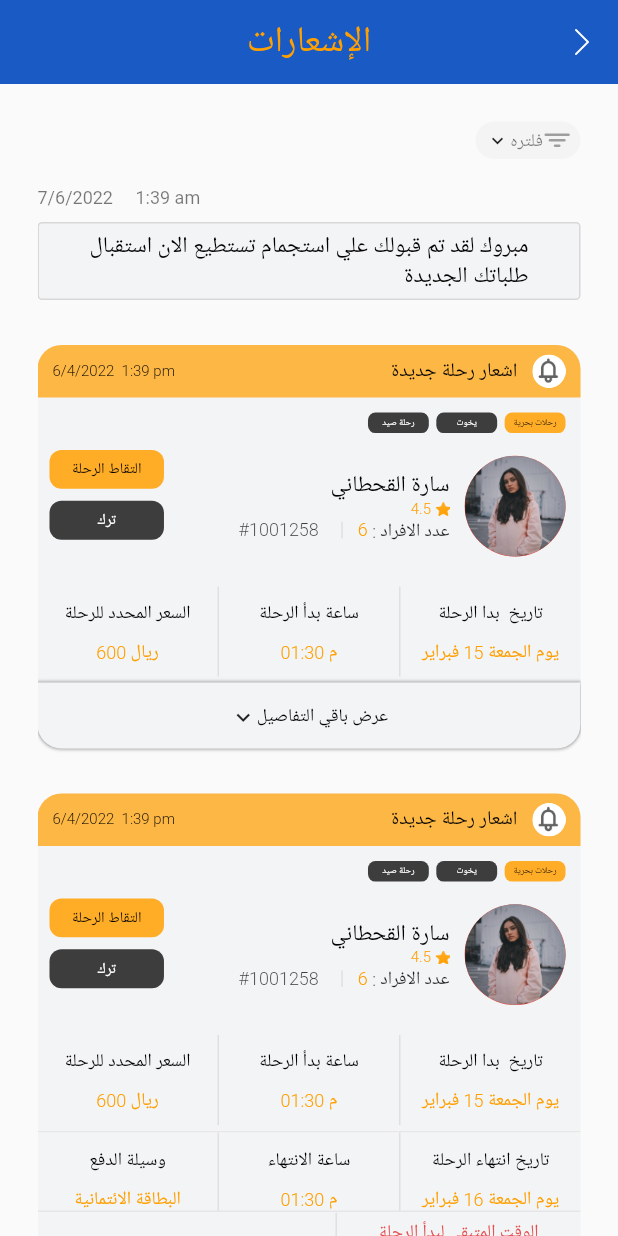
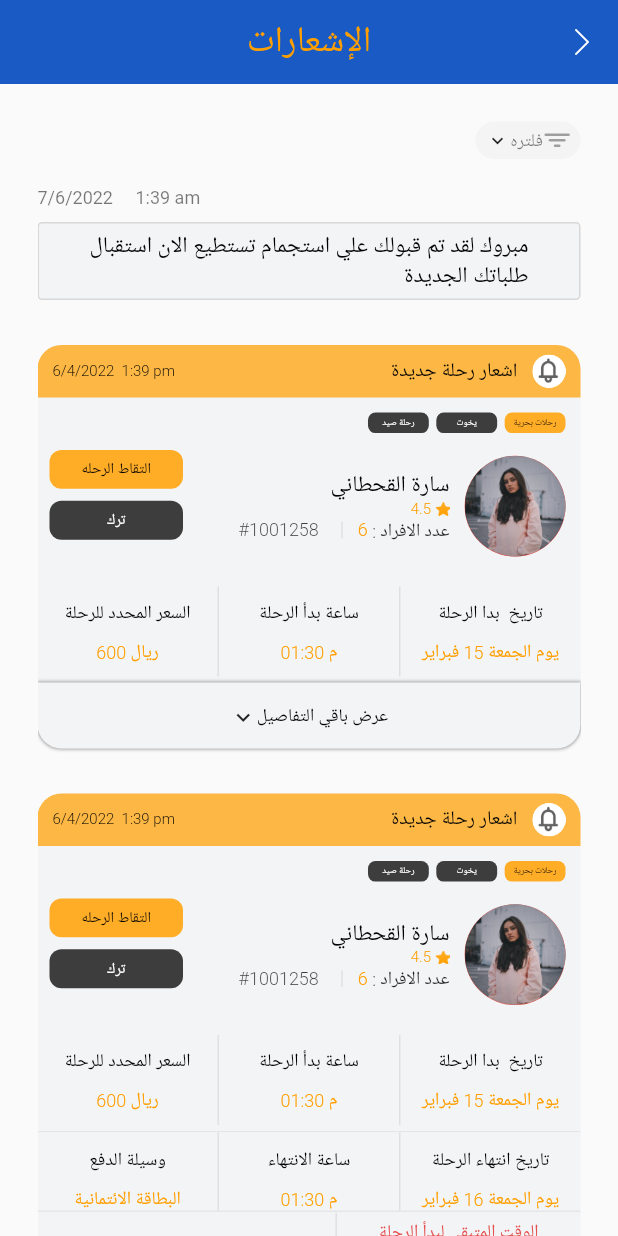
Before and after one commit to shymaa-elfadly/estgmam, a Flutter app: the screen it shows after launch, after a tap on "عرض باقي التفاصيل", on a phone screen of 412 x 824 dp. Run offline on Flutter 3.47's test engine with Material 2 defaults, Android fonts, the phone set to English and light mode, and no system bars; our stand-ins replace percent_indicator, step_progress_indicator; Roboto replaces fonts that are missing (CoconÆ Next Arabic).

Commit message:
first commit

```diff
--- a/lib/screens/screen_8.dart
+++ b/lib/screens/screen_8.dart
@@ -469,41 +469,11 @@ class _new_notificationState extends State<new_notification> {
                     padding: const EdgeInsets.only(left: 8,),
                     child: Column(
                       children: [
-                        Container(
-                          width: 76.31,
-                          height: 25.94,
-                          decoration: BoxDecoration(
-                              color: Color(0xffFFAC26),
-                              borderRadius: BorderRadius.circular(8)),
-                          child: Center(
-                            child: Text("التقاط الرحلة",
-                                style: TextStyle(
-                                  color: Colors.black,
-                                  fontSize: 10,
-                                  fontFamily: "CoconÆ Next Arabic",
-                                  fontWeight: FontWeight.w300,
-                                )),
-                          ),
-                        ),
+                        button_(background_color: Color(0xffFFAC26),text:"التقاط الرحله",onpressed: (){},font_color: Colors.black, ),
                         SizedBox(
                           height: 8,
                         ),
-                        Container(
-                          width: 76.31,
-                          height: 25.94,
-                          decoration: BoxDecoration(
-                              color: Color(0xbf000000),
-                              borderRadius: BorderRadius.circular(8)),
-                          child: Center(
-                            child: Text("ترك",
-                                style: TextStyle(
-                                  color: Colors.white,
-                                  fontSize: 10,
-                                  fontFamily: "CoconÆ Next Arabic",
-                                  fontWeight: FontWeight.w300,
-                                )),
-                          ),
-                        ),
+                        button_(background_color: Color(0xbf000000),text:"ترك",onpressed: (){},font_color: Colors.white, ),
                       ],
                     ),
                   ),
@@ -1184,41 +1154,12 @@ class flight_cancellation extends StatelessWidget {
                     padding: const EdgeInsets.only(left: 8,),
                     child: Column(
                       children: [
-                        Container(
-                          width: 76.31,
-                          height: 25.94,
-                          decoration: BoxDecoration(
-                              color: Color.fromRGBO(115, 220, 122, 30),
-                              borderRadius: BorderRadius.circular(8)),
-                          child: Center(
-                            child: Text("تم الالتقاط",
-                                style: TextStyle(
-                                  color: Colors.black,
-                                  fontSize: 10,
-                                  fontFamily: "CoconÆ Next Arabic",
-                                  fontWeight: FontWeight.w300,
-                                )),
-                          ),
-                        ),
+                        button_(background_color: Color.fromRGBO(115, 220, 122, 30),text:"تم الالتقاط",onpressed: (){},font_color: Colors.black, ),
+
                         SizedBox(
                           height: 8,
                         ),
-                        Container(
-                          width: 76.31,
-                          height: 25.94,
-                          decoration: BoxDecoration(
-                              color: Color(0xbf000000),
-                              borderRadius: BorderRadius.circular(8)),
-                          child: Center(
-                            child: Text("إلغاء الرحله",
-                                style: TextStyle(
-                                  color: Colors.white,
-                                  fontSize: 10,
-                                  fontFamily: "CoconÆ Next Arabic",
-                                  fontWeight: FontWeight.w300,
-                                )),
-                          ),
-                        ),
+                        button_(background_color: Color(0xbf000000),text:"الغاء الرحله",onpressed: (){},font_color: Colors.white, ),
                       ],
                     ),
                   ),
@@ -1552,22 +1493,7 @@ class new_review extends StatelessWidget {
                     SizedBox(
                       height: 8,
                     ),
-                    Container(
-                      width: 76.31,
-                      height: 25.94,
-                      decoration: BoxDecoration(
-                          color: Color(0xbf000000),
-                          borderRadius: BorderRadius.circular(8)),
-                      child: Center(
-                        child: Text("عرض التقييم",
-                            style: TextStyle(
-                              color: Colors.white,
-                              fontSize: 10,
-                              fontFamily: "CoconÆ Next Arabic",
-                              fontWeight: FontWeight.w300,
-                            )),
-                      ),
-                    ),
+                    button_(background_color: Color(0xbf000000),text:"عرض التقييم",onpressed: (){},font_color: Colors.white, ),
                   ],
                 ),
               ),
@@ -1818,41 +1744,12 @@ class done_send_travil extends StatelessWidget {
                     padding: const EdgeInsets.only(left: 8,),
                     child: Column(
                       children: [
-                        Container(
-                          width: 76.31,
-                          height: 25.94,
-                          decoration: BoxDecoration(
-                              color: Color(0xffFFAC26),
-                              borderRadius: BorderRadius.circular(8)),
-                          child: Center(
-                            child: Text("بدا الرحلة",
-                                style: TextStyle(
-                                  color: Colors.black,
-                                  fontSize: 10,
-                                  fontFamily: "CoconÆ Next Arabic",
-                                  fontWeight: FontWeight.w300,
-                                )),
-                          ),
-                        ),
+                        button_(background_color: Color(0xffFFAC26),text:"بدا الرحله",onpressed: (){},font_color: Colors.black, ),
                         SizedBox(
                           height: 8,
                         ),
-                        Container(
-                          width: 76.31,
-                          height: 25.94,
-                          decoration: BoxDecoration(
-                              color: Color(0xbf000000),
-                              borderRadius: BorderRadius.circular(8)),
-                          child: Center(
-                            child: Text("الغاء الرحله",
-                                style: TextStyle(
-                                  color: Colors.white,
-                                  fontSize: 10,
-                                  fontFamily: "CoconÆ Next Arabic",
-                                  fontWeight: FontWeight.w300,
-                                )),
-                          ),
-                        ),
+                        button_(background_color: Color(0xbf000000),text:"الغاء الرحله",onpressed: (){},font_color: Colors.white, ),
+
                       ],
                     ),
                   ),
@@ -2257,60 +2154,15 @@ class done_capture_travil extends StatelessWidget {
                     padding: const EdgeInsets.only(left: 8,),
                     child: Column(
                       children: [
-                        Container(
-                          width: 76.31,
-                          height: 25.94,
-                          decoration: BoxDecoration(
-                              color: Color.fromRGBO(115, 220, 122, 30),
-                              borderRadius: BorderRadius.circular(8)),
-                          child: Center(
-                            child: Text("تم الالتقاط",
-                                style: TextStyle(
-                                  color: Colors.black,
-                                  fontSize: 10,
-                                  fontFamily: "CoconÆ Next Arabic",
-                                  fontWeight: FontWeight.w300,
-                                )),
-                          ),
-                        ),
+                        button_(background_color: Color.fromRGBO(115, 220, 122, 30),text:"تم الالتقاط",onpressed: (){},font_color: Colors.black, ),
                         SizedBox(
                           height: 8,
                         ),
-                        Container(
-                          width: 76.31,
-                          height: 25.94,
-                          decoration: BoxDecoration(
-                              color: Color.fromRGBO(255, 172, 38, .54),
-                              borderRadius: BorderRadius.circular(8)),
-                          child: Center(
-                            child: Text("فى انتظار الدفع",
-                                style: TextStyle(
-                                  color: Colors.white,
-                                  fontSize: 10,
-                                  fontFamily: "CoconÆ Next Arabic",
-                                  fontWeight: FontWeight.w300,
-                                )),
-                          ),
-                        ),
+                        button_(background_color: Color.fromRGBO(255, 172, 38, .54),text:"فى انتظار الدفع",onpressed: (){},font_color: Colors.black, ),
                         SizedBox(
                           height: 8,
                         ),
-                        Container(
-                          width: 76.31,
-                          height: 25.94,
-                          decoration: BoxDecoration(
-                              color: Color(0xbf000000),
-                              borderRadius: BorderRadius.circular(8)),
-                          child: Center(
-                            child: Text("إلغاء الرحله",
-                                style: TextStyle(
-                                  color: Colors.white,
-                                  fontSize: 10,
-                                  fontFamily: "CoconÆ Next Arabic",
-                                  fontWeight: FontWeight.w300,
-                                )),
-                          ),
-                        ),
+                        button_(background_color: Color(0xbf000000),text:"الغاء الرحله",onpressed: (){},font_color: Colors.white, ),
                       ],
                     ),
                   ),
@@ -2547,3 +2399,38 @@ class done_capture_travil extends StatelessWidget {
     );
   }
 }
+
+class button_ extends StatelessWidget {
+  final VoidCallback ? onpressed;
+  final Color? background_color;
+  final Color? font_color;
+  final String ? text;
+  const button_({
+    required this.onpressed,
+    required this.background_color,
+    required this.font_color,
+    required this.text,
+    Key? key}) : super(key: key);
+  @override
+  Widget build(BuildContext context) {
+    return Container(
+      width: 89,
+      height: 25.94,
+      decoration: BoxDecoration(
+          color: background_color,
+          borderRadius: BorderRadius.circular(8)),
+      child: MaterialButton(
+        onPressed: onpressed,
+        child: Center(
+          child: Text("$text",
+              style: TextStyle(
+                color: font_color,
+                fontSize: 10,
+                fontFamily: "CoconÆ Next Arabic",
+                fontWeight: FontWeight.w300,
+              )),
+        ),
+      ),
+    );
+  }
+}
```
